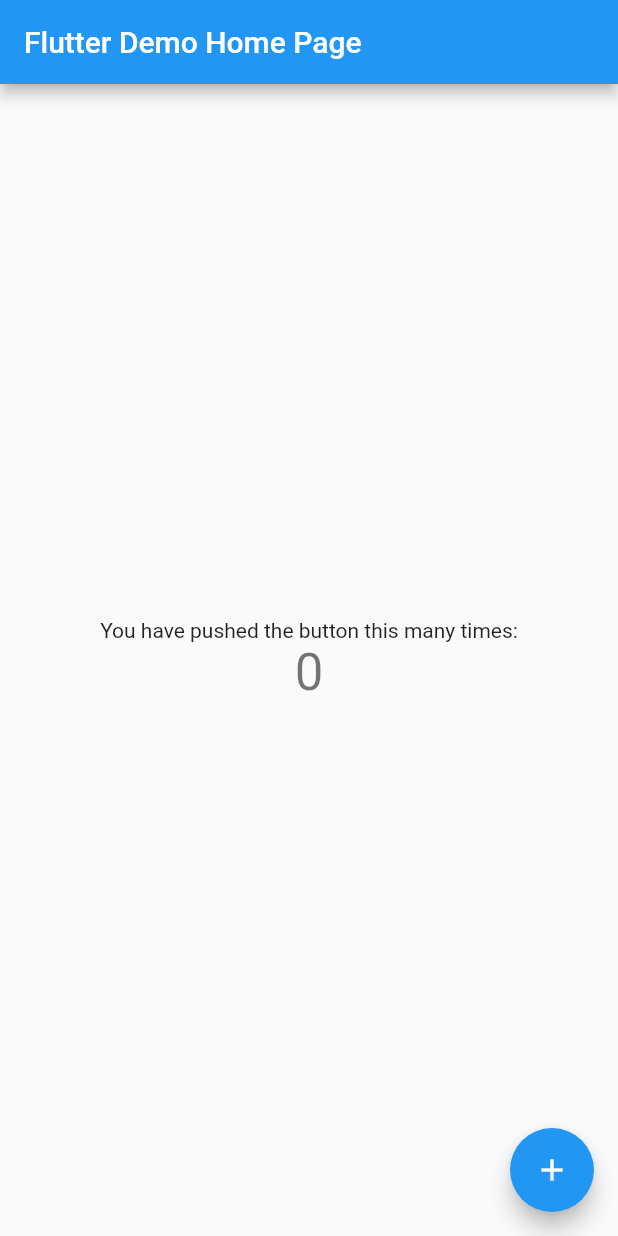
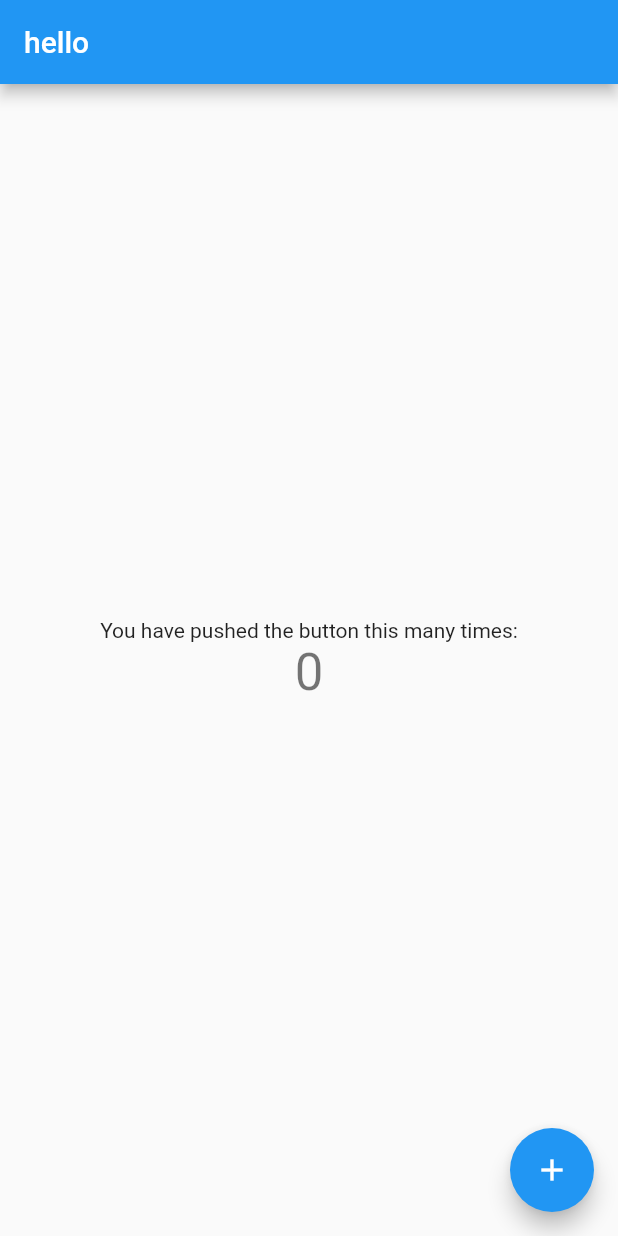
Before and after one commit to BlowJ/flutter_app, a Flutter app: the screen it shows after launch, on a phone screen of 412 x 824 dp. Run offline on Flutter 3.47's test engine with Material 2 defaults, Android fonts, the phone set to English and light mode, and no system bars.

Commit message:
new update

```diff
--- a/lib/main.dart
+++ b/lib/main.dart
@@ -26,7 +26,7 @@ class MyApp extends StatelessWidget {
         // closer together (more dense) than on mobile platforms.
         visualDensity: VisualDensity.adaptivePlatformDensity,
       ),
-      home: MyHomePage(title: 'Flutter Demo Home Page'),
+      home: MyHomePage(title: 'hello'),
     );
   }
 }
```
